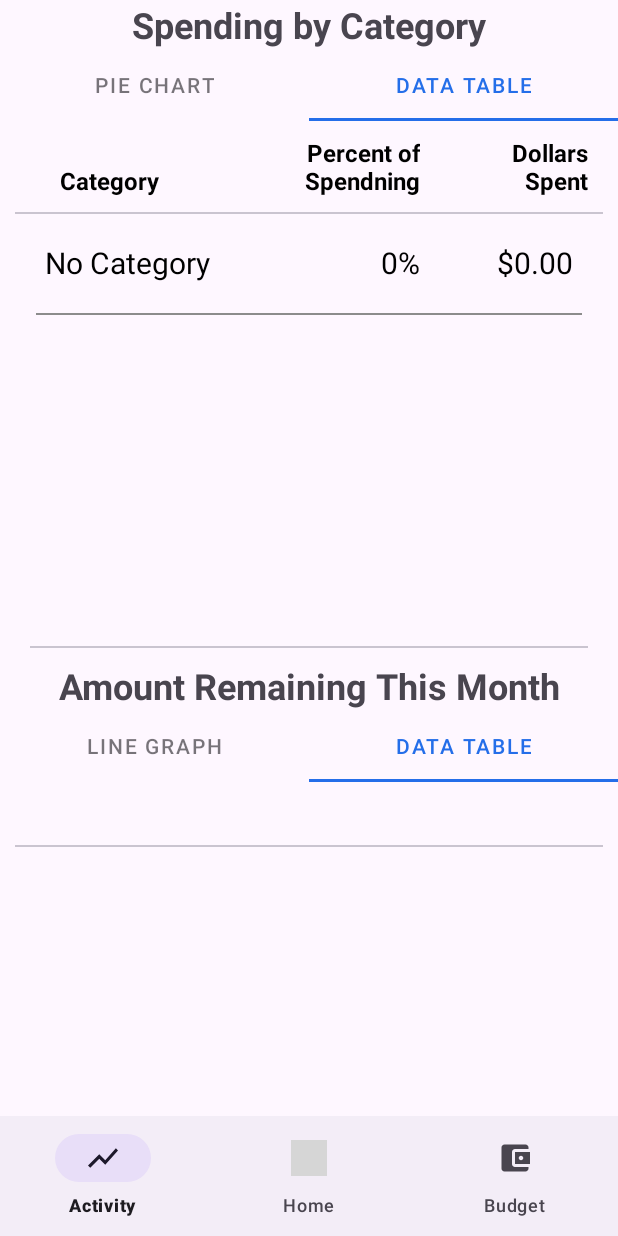
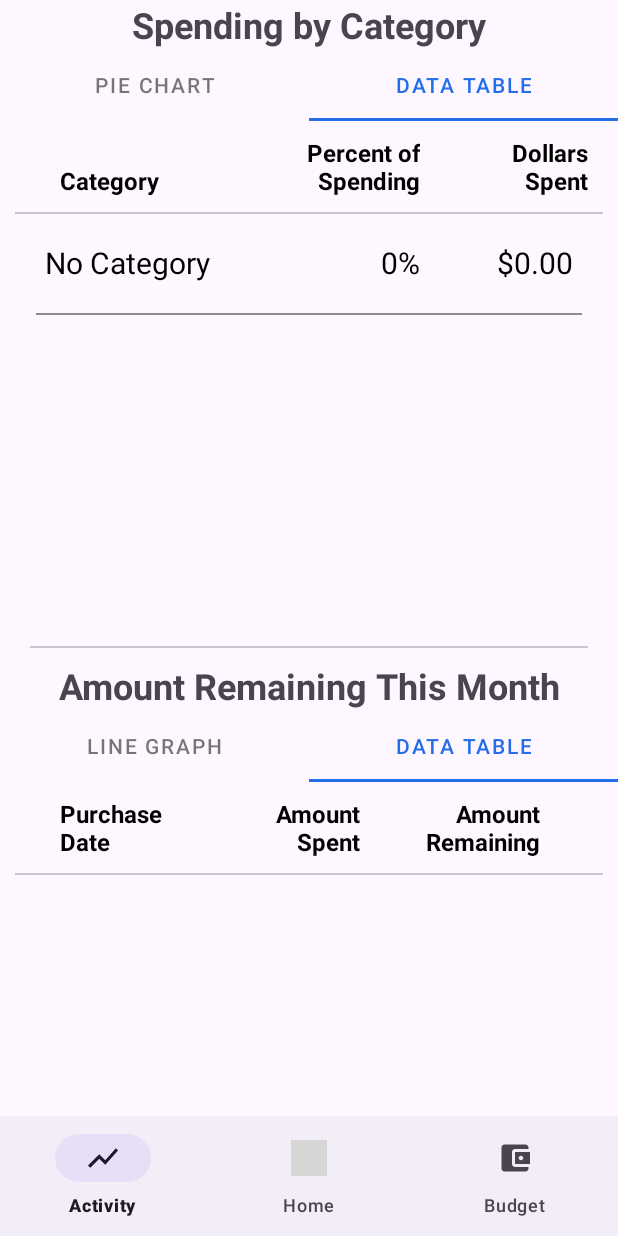
Before and after one commit to MasterTemple/CSCI-335-UI-Application, an Android app: the screen it shows after launch (MainActivity), tab 4 chosen, on a phone screen of 412 x 824 dp. Run offline under Robolectric (Android 15) with nearby library versions, the phone set to English and light mode, and no system bars; libraries missing offline, so code that uses them is left out: com.github.mikephil.charting; grey boxes are pictures that could not be loaded.

Commit message:
Fixed labels on amount remaining table that I accidentally deleted.

```diff
--- a/app/src/main/res/layout/fragment_amount_remaining_table.xml
+++ b/app/src/main/res/layout/fragment_amount_remaining_table.xml
@@ -20,6 +20,7 @@
             android:layout_marginEnd="10dp"
             android:layout_marginBottom="10dp"
             android:textColor="@color/black"
+            android:text="@string/amount_remaining_table_label_day"
             android:textSize="16sp"
             android:textStyle="bold" />
 
@@ -33,6 +34,7 @@
             android:layout_marginBottom="10dp"
             android:layout_toEndOf="@id/spending_by_category_table_header_category"
             android:textColor="@color/black"
+            android:text="@string/amount_remaining_table_label_amount_spent"
             android:textAlignment="textEnd"
             android:textSize="16sp"
             android:textStyle="bold" />
@@ -47,6 +49,7 @@
             android:layout_marginBottom="10dp"
             android:layout_toEndOf="@id/spending_by_category_table_header_percent"
             android:textColor="@color/black"
+            android:text="@string/amount_remaining_table_label_amount_remaining"
             android:textSize="16sp"
             android:textAlignment="textEnd"
             android:textStyle="bold" />
--- a/app/src/main/res/values/strings.xml
+++ b/app/src/main/res/values/strings.xml
@@ -61,7 +61,7 @@
     <string name="budget_table_label_total">Categories Total</string>
 
     <string name="spending_by_category_table_label_category">\nCategory</string>
-    <string name="spending_by_category_table_label_percent">Percent of Spendning</string>
+    <string name="spending_by_category_table_label_percent">Percent of Spending</string>
     <string name="spending_by_category_table_label_spent">Dollars Spent</string>
 
     <string name="activity_label_spending_by_category">Spending by Category</string>
@@ -72,4 +72,8 @@
 
     <string name="content_description_category_icon">Category</string>
 
+    <string name="amount_remaining_table_label_day">Purchase Date</string>
+    <string name="amount_remaining_table_label_amount_spent">Amount Spent</string>
+    <string name="amount_remaining_table_label_amount_remaining">Amount Remaining</string>
+
 </resources>
```
